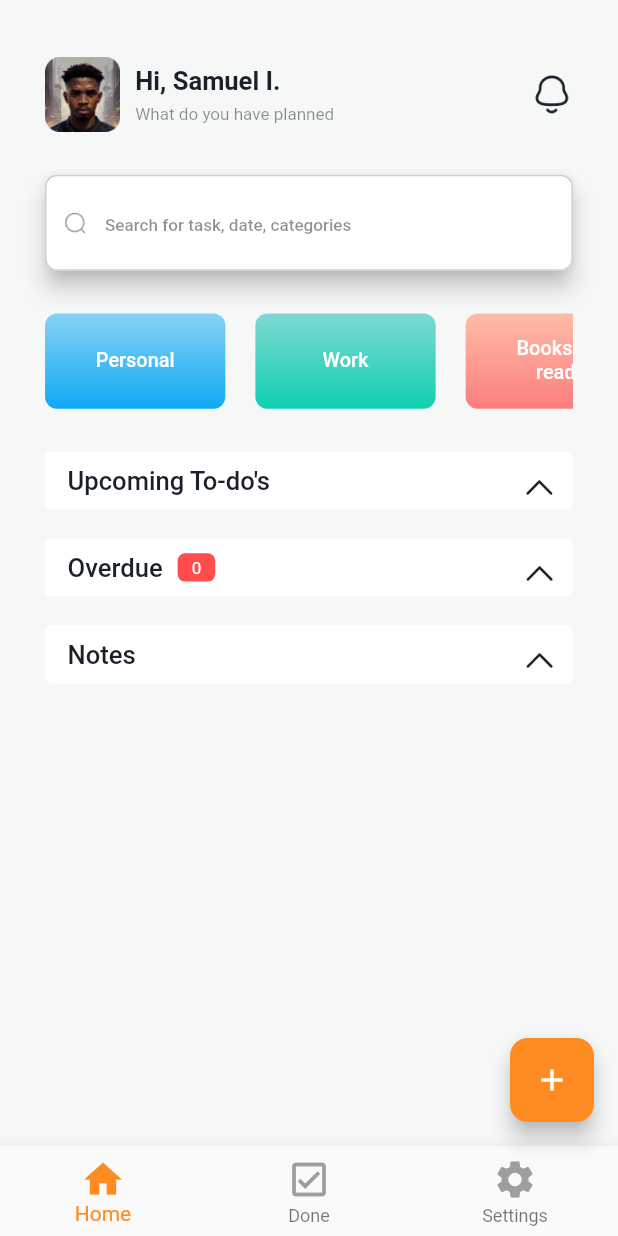
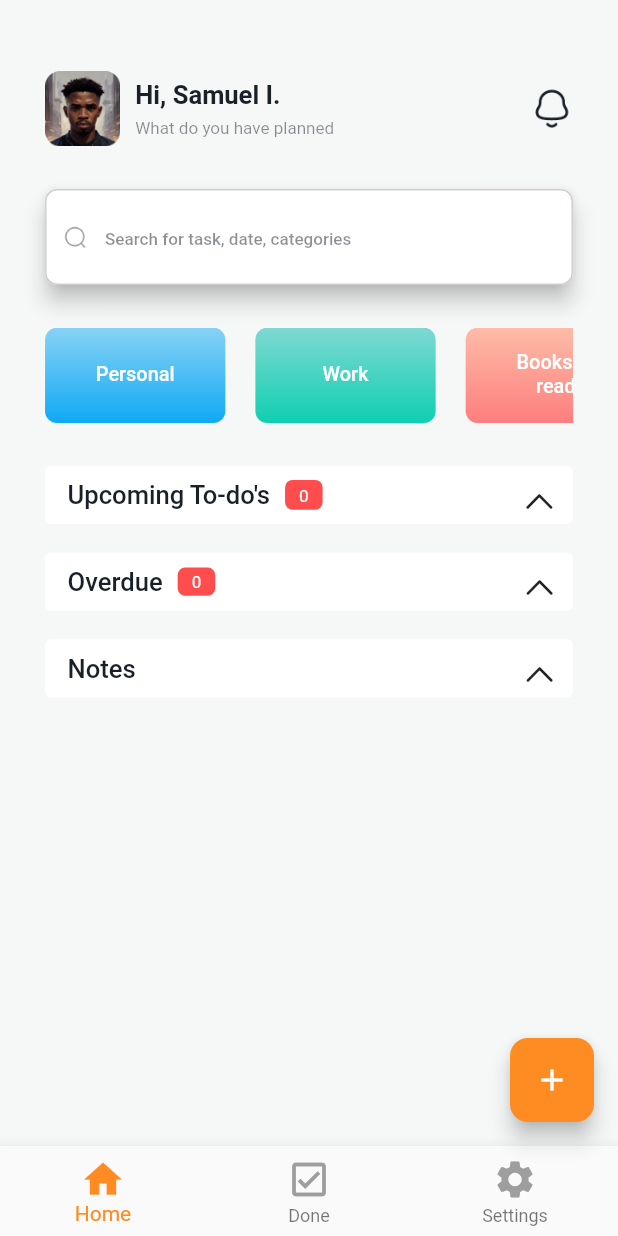
Before and after one commit to HaywhyD/hng_townhall_todo_task, a Flutter app: the screen it shows after launch, on a phone screen of 412 x 824 dp. Run offline on Flutter 3.47's test engine with Material 2 defaults, Android fonts, the phone set to English and light mode, and no system bars; our stand-ins replace flutter_screenutil, flutter_svg, go_router, google_fonts, loading_animation_widget, shared_preferences; missing offline and left inert: datetime_picker_field_platform, text_area.

Commit message:
made adjustments

```diff
--- a/lib/main.dart
+++ b/lib/main.dart
@@ -2,20 +2,23 @@ import 'package:flutter/material.dart';
 import 'package:flutter/services.dart';
 import 'package:flutter_screenutil/flutter_screenutil.dart';
 import 'package:provider/provider.dart';
+import 'common/constants/app_color.dart';
 import 'core/config/router_config.dart';
 import 'core/providers/todo_provider.dart';
 import 'data/shared_preferences/shared_preferences.dart';
 
 void main() async {
-  WidgetsFlutterBinding.ensureInitialized();
-  await SharedPreferencesManager.init();
   SystemChrome.setSystemUIOverlayStyle(
     const SystemUiOverlayStyle(
       statusBarColor: Colors.transparent,
       statusBarBrightness: Brightness.dark,
-      statusBarIconBrightness: Brightness.light,
+      statusBarIconBrightness: Brightness.dark,
     ),
   );
+  WidgetsFlutterBinding.ensureInitialized();
+
+  await SharedPreferencesManager.init();
+
   runApp(
     MultiProvider(
       providers: [
@@ -28,6 +31,25 @@ void main() async {
 
 class MyApp extends StatelessWidget {
   const MyApp({super.key});
+  MaterialColor buildMaterialColor(Color color) {
+    List strengths = <double>[.05];
+    Map<int, Color> swatch = {};
+    final int r = color.red, g = color.green, b = color.blue;
+
+    for (int i = 1; i < 10; i++) {
+      strengths.add(0.1 * i);
+    }
+    for (var strength in strengths) {
+      final double ds = 0.5 - strength;
+      swatch[(strength * 1000).round()] = Color.fromRGBO(
+        r + ((ds < 0 ? r : (255 - r)) * ds).round(),
+        g + ((ds < 0 ? g : (255 - g)) * ds).round(),
+        b + ((ds < 0 ? b : (255 - b)) * ds).round(),
+        1,
+      );
+    }
+    return MaterialColor(color.value, swatch);
+  }
 
   @override
   Widget build(BuildContext context) {
@@ -39,6 +61,11 @@ class MyApp extends StatelessWidget {
             routerConfig: routerConfig,
             debugShowCheckedModeBanner: false,
             title: 'Breakout',
+            theme: ThemeData(
+              primaryColor: AppColor.appColor,
+              primarySwatch: buildMaterialColor(AppColor.appColor),
+              visualDensity: VisualDensity.adaptivePlatformDensity,
+            ),
           );
         });
   }
--- a/lib/presentation/add_to_do_screen/add_to_do_screen.dart
+++ b/lib/presentation/add_to_do_screen/add_to_do_screen.dart
@@ -101,7 +101,7 @@ class _AddTodoScreenState extends State<AddTodoScreen> {
                     decoration: InputDecoration(
                       hintText: 'What do you want to do',
                       hintStyle: GoogleFonts.roboto(
-                        color: const Color(0xFFDEE1E4),
+                        color: Colors.grey.shade400,
                         fontSize: MyDimension.dim22,
                         fontWeight: FontWeight.bold,
                       ),
--- a/lib/presentation/done_to_do_screen/done_to_do_screen.dart
+++ b/lib/presentation/done_to_do_screen/done_to_do_screen.dart
@@ -47,7 +47,9 @@ class _DoneToDoScreenState extends State<DoneToDoScreen> {
               ),
             ),
             25.horizontalSpace,
-            Expanded(
+            Visibility(
+              visible: _categorizedTodos.isNotEmpty,
+              child: Expanded(
                 child: ListView.builder(
                   itemCount: _categorizedTodos.length,
                   itemBuilder: (context, index) {
@@ -71,12 +73,14 @@ class _DoneToDoScreenState extends State<DoneToDoScreen> {
                           Column(
                             children: [
                               Row(
-                              mainAxisAlignment: MainAxisAlignment.spaceBetween,
+                                mainAxisAlignment:
+                                    MainAxisAlignment.spaceBetween,
                                 children: [
                                   SizedBox(
                                     height: 30.h,
                                     child: Row(
-                                    mainAxisAlignment: MainAxisAlignment.center,
+                                      mainAxisAlignment:
+                                          MainAxisAlignment.center,
                                       children: [
                                         Image.asset(
                                           'assets/png/checked.png',
@@ -118,6 +122,15 @@ class _DoneToDoScreenState extends State<DoneToDoScreen> {
                   },
                 ),
               ),
+            ),
+            Center(
+                child: Visibility(
+              visible: _categorizedTodos.isEmpty,
+              child: const CustomText(
+                requiredText: 'No to-do yet',
+                color: Colors.black,
+              ),
+            )),
             40.verticalSpace,
           ],
         ),
--- a/lib/presentation/home_screen/home_screen.dart
+++ b/lib/presentation/home_screen/home_screen.dart
@@ -169,7 +169,7 @@ class _HomeScreenState extends State<HomeScreen> {
                         child: Column(
                           crossAxisAlignment: CrossAxisAlignment.start,
                           children: [
-                            40.verticalSpace,
+                            50.verticalSpace,
                             //user header
                             Row(
                               mainAxisAlignment: MainAxisAlignment.spaceBetween,
@@ -385,6 +385,12 @@ class _HomeScreenState extends State<HomeScreen> {
                                       MainAxisAlignment.spaceBetween,
                                   crossAxisAlignment: CrossAxisAlignment.center,
                                   children: [
+                                    Row(
+                                      mainAxisAlignment:
+                                          MainAxisAlignment.center,
+                                      crossAxisAlignment:
+                                          CrossAxisAlignment.center,
+                                      children: [
                                         Text(
                                           'Upcoming To-do\'s',
                                           style: GoogleFonts.roboto(
@@ -395,6 +401,29 @@ class _HomeScreenState extends State<HomeScreen> {
                                           ),
                                         ),
                                         10.horizontalSpace,
+                                        Container(
+                                          width: 25.w,
+                                          height: 25.h,
+                                          alignment: Alignment.center,
+                                          padding: const EdgeInsets.symmetric(
+                                              vertical: 2),
+                                          decoration: ShapeDecoration(
+                                            color: const Color(0xFFFF4C4C),
+                                            shape: RoundedRectangleBorder(
+                                                borderRadius:
+                                                    BorderRadius.circular(5)),
+                                          ),
+                                          child: Text(
+                                            "${watch.todoList.length}",
+                                            style: GoogleFonts.roboto(
+                                              color: Colors.white,
+                                              fontSize: MyDimension.dim10,
+                                              fontWeight: FontWeight.w400,
+                                            ),
+                                          ),
+                                        ),
+                                      ],
+                                    ),
                                     //down arrow
                                     SizedBox(
                                       width: 16.w,
@@ -607,7 +636,6 @@ class _HomeScreenState extends State<HomeScreen> {
                                             ),
                                           ),
                                         ),
-                                        20.verticalSpace
                                       ],
                                     ),
                                     10.horizontalSpace,
@@ -956,6 +984,7 @@ class _HomeScreenState extends State<HomeScreen> {
             : AppColor.appColor,
         child: Icon(
           todoNotifier.isFloatingPressed ? CupertinoIcons.xmark : Icons.add,
+          color: Colors.white,
         ), // Customize the button color.
       ),
       floatingActionButtonLocation: FloatingActionButtonLocation.endFloat,
```
Lines whose indentation alone changed are shown as unchanged.
